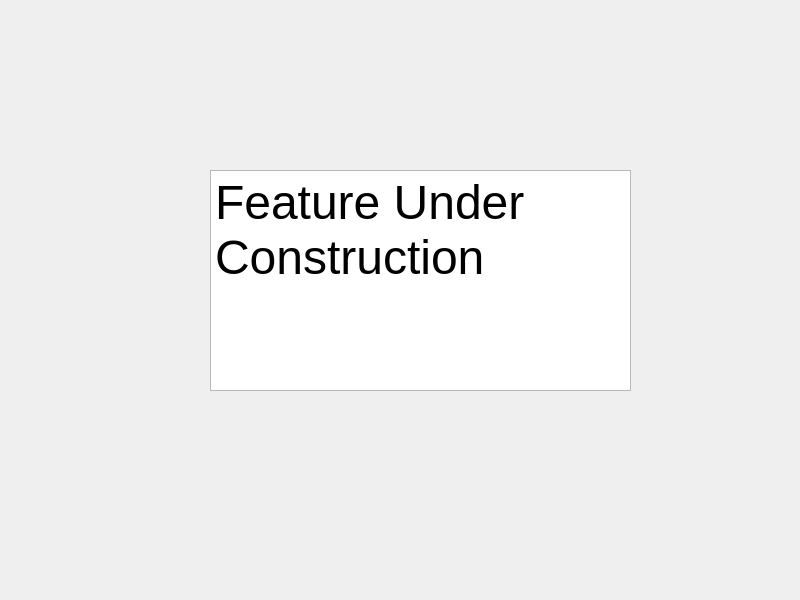
KwRafik/GeometryCalc, file built.ui: the form before one commit.
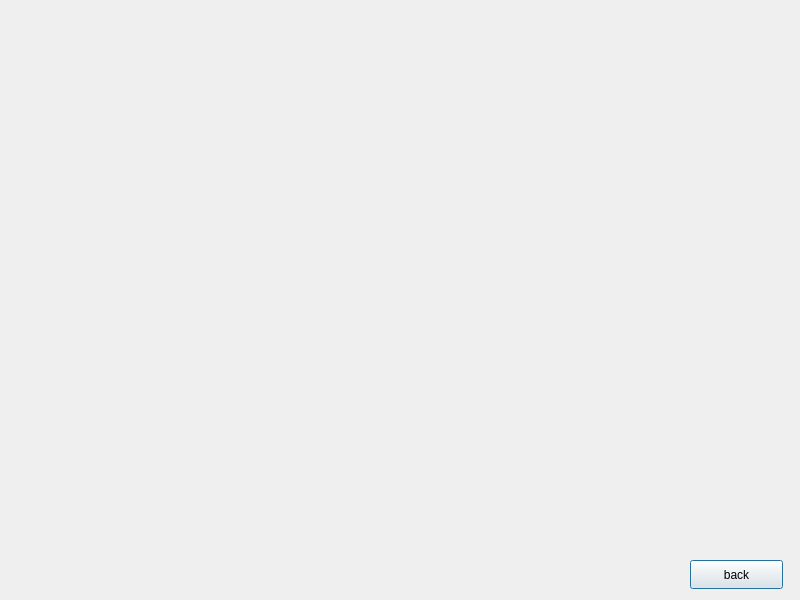
The form after the commit. Icons and pictures are not drawn.

```diff
--- a/built.ui
+++ b/built.ui
@@ -25,33 +25,26 @@
   <property name="windowTitle">
    <string>Dialog</string>
   </property>
-  <widget class="QTextBrowser" name="textBrowser">
+  <widget class="QPushButton" name="pushButton">
    <property name="geometry">
     <rect>
-     <x>210</x>
-     <y>170</y>
-     <width>421</width>
-     <height>221</height>
+     <x>690</x>
+     <y>560</y>
+     <width>93</width>
+     <height>29</height>
     </rect>
    </property>
-   <property name="html">
-    <string>&lt;!DOCTYPE HTML PUBLIC &quot;-//W3C//DTD HTML 4.0//EN&quot; &quot;http://www.w3.org/TR/REC-html40/strict.dtd&quot;&gt;
-&lt;html&gt;&lt;head&gt;&lt;meta name=&quot;qrichtext&quot; content=&quot;1&quot; /&gt;&lt;meta charset=&quot;utf-8&quot; /&gt;&lt;style type=&quot;text/css&quot;&gt;
-p, li { white-space: pre-wrap; }
-hr { height: 1px; border-width: 0; }
-li.unchecked::marker { content: &quot;\2610&quot;; }
-li.checked::marker { content: &quot;\2612&quot;; }
-&lt;/style&gt;&lt;/head&gt;&lt;body style=&quot; font-family:'Segoe UI'; font-size:9pt; font-weight:400; font-style:normal;&quot;&gt;
-&lt;p style=&quot; margin-top:0px; margin-bottom:0px; margin-left:0px; margin-right:0px; -qt-block-indent:0; text-indent:0px;&quot;&gt;&lt;span style=&quot; font-size:36pt;&quot;&gt;Feature Under Construction&lt;/span&gt;&lt;/p&gt;&lt;/body&gt;&lt;/html&gt;</string>
+   <property name="text">
+    <string>back</string>
    </property>
   </widget>
   <widget class="QLabel" name="label">
    <property name="geometry">
     <rect>
-     <x>220</x>
-     <y>300</y>
-     <width>351</width>
-     <height>181</height>
+     <x>120</x>
+     <y>60</y>
+     <width>541</width>
+     <height>421</height>
     </rect>
    </property>
    <property name="styleSheet">
```
Left out of the diff: 2 changed lines with no effect on the pictures.
